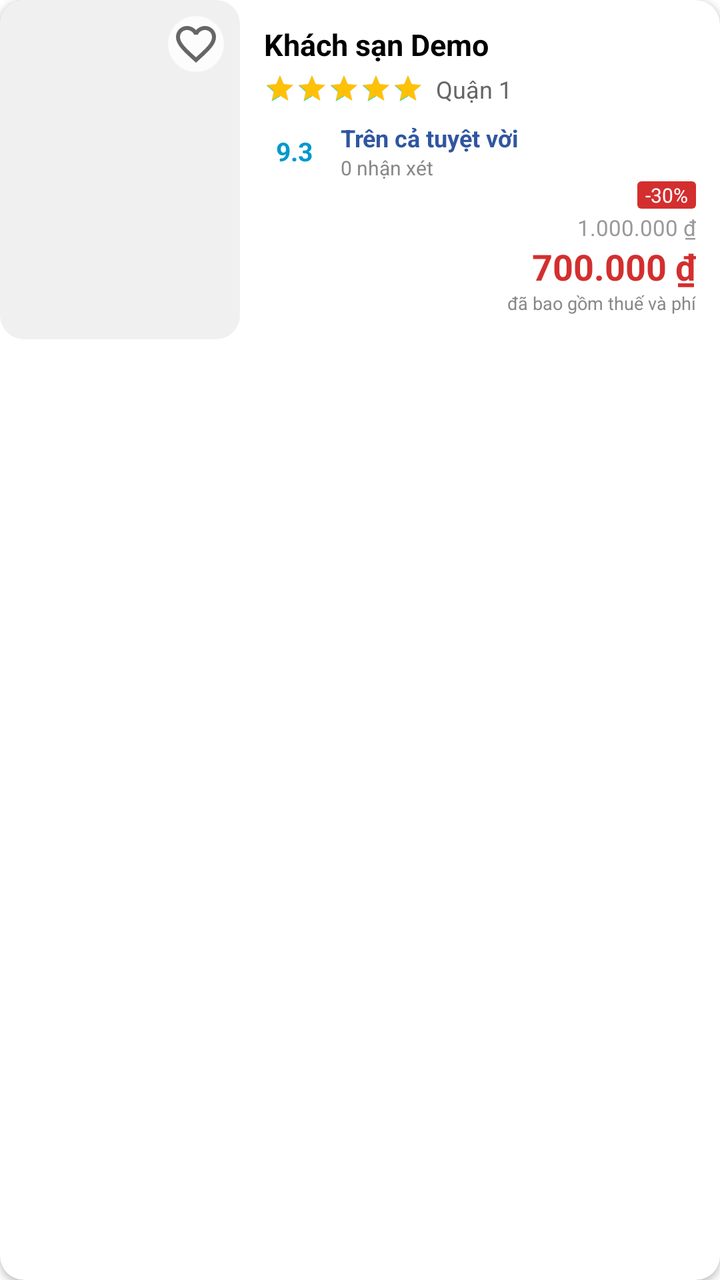
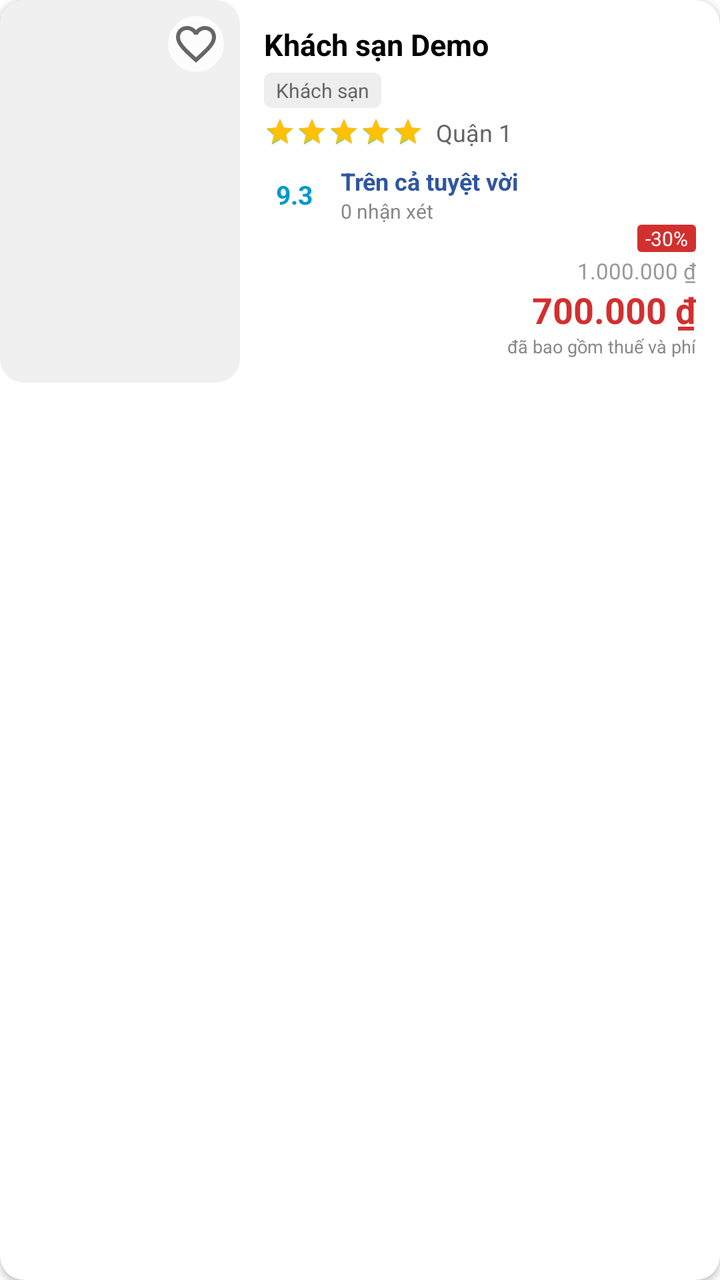

Screens rendered from an Android XML layout before and after an edit, with the pre-edit source and the edit as a unified diff.
<!-- AndroidManifest.xml: application theme Theme.AndroidApp -->
<!-- res/layout/item_hotel.xml -->
<?xml version="1.0" encoding="utf-8"?>
<androidx.cardview.widget.CardView xmlns:android="http://schemas.android.com/apk/res/android"
    xmlns:app="http://schemas.android.com/apk/res-auto"
    android:layout_width="match_parent"
    android:layout_height="wrap_content"
    android:layout_marginBottom="12dp"
    android:layout_marginHorizontal="16dp"
    app:cardCornerRadius="12dp"
    app:cardElevation="2dp"
    app:cardBackgroundColor="@android:color/white">

    <androidx.constraintlayout.widget.ConstraintLayout
        android:layout_width="match_parent"
        android:layout_height="wrap_content">

        <com.google.android.material.imageview.ShapeableImageView
            android:id="@+id/imgHotel"
            android:layout_width="120dp"
            android:layout_height="0dp"
            android:scaleType="centerCrop"
            android:background="#F0F0F0"
            app:layout_constraintBottom_toBottomOf="parent"
            app:layout_constraintStart_toStartOf="parent"
            app:layout_constraintTop_toTopOf="parent"
            app:shapeAppearanceOverlay="@style/RoundedCorners" />

        <TextView
            android:id="@+id/tvPreferredLabel"
            android:layout_width="wrap_content"
            android:layout_height="wrap_content"
            android:layout_marginTop="12dp"
            android:background="@drawable/bg_label_preferred"
            android:paddingHorizontal="6dp"
            android:paddingVertical="2dp"
            android:text="Yêu thích"
            android:textColor="@android:color/white"
            android:textSize="10sp"
            android:textStyle="bold"
            android:visibility="gone"
            app:layout_constraintStart_toStartOf="parent"
            app:layout_constraintTop_toTopOf="parent" />

        <ImageButton
            android:layout_width="28dp"
            android:layout_height="28dp"
            android:layout_margin="8dp"
            android:background="@drawable/bg_circle_white"
            android:src="@drawable/ic_heart_outline"
            android:padding="6dp"
            app:tint="#666666"
            app:layout_constraintEnd_toEndOf="@id/imgHotel"
            app:layout_constraintTop_toTopOf="@id/imgHotel" />

        <TextView
            android:id="@+id/tvHotelName"
            android:layout_width="0dp"
            android:layout_height="wrap_content"
            android:layout_marginStart="12dp"
            android:layout_marginTop="12dp"
            android:layout_marginEnd="12dp"
            android:ellipsize="end"
            android:maxLines="2"
            android:text="Khách sạn Demo"
            android:textColor="@android:color/black"
            android:textSize="15sp"
            android:textStyle="bold"
            app:layout_constraintEnd_toEndOf="parent"
            app:layout_constraintStart_toEndOf="@id/imgHotel"
            app:layout_constraintTop_toTopOf="parent" />

        <LinearLayout
            android:id="@+id/layoutRating"
            android:layout_width="0dp"
            android:layout_height="wrap_content"
            android:orientation="horizontal"
            android:gravity="center_vertical"
            android:layout_marginTop="4dp"
            app:layout_constraintEnd_toEndOf="parent"
            app:layout_constraintStart_toStartOf="@id/tvHotelName"
            app:layout_constraintTop_toBottomOf="@id/tvHotelName">

            <RatingBar
                android:id="@+id/ratingBar"
                style="?android:attr/ratingBarStyleSmall"
                android:layout_width="wrap_content"
                android:layout_height="wrap_content"
                android:numStars="5"
                android:rating="5"
                android:progressTint="#FFC107"/>

            <TextView
                android:id="@+id/tvAddress"
                android:layout_width="wrap_content"
                android:layout_height="wrap_content"
                android:layout_marginStart="6dp"
                android:text="Quận 1"
                android:textColor="#666666"
                android:textSize="12sp"
                android:ellipsize="end"
                android:maxLines="1"/>
        </LinearLayout>

        <LinearLayout
            android:id="@+id/layoutScore"
            android:layout_width="wrap_content"
            android:layout_height="wrap_content"
            android:layout_marginTop="8dp"
            android:gravity="center_vertical"
            app:layout_constraintStart_toStartOf="@id/tvHotelName"
            app:layout_constraintTop_toBottomOf="@id/layoutRating">

            <TextView
                android:id="@+id/tvScoreBox"
                android:layout_width="wrap_content"
                android:layout_height="wrap_content"
                android:paddingHorizontal="6dp"
                android:paddingVertical="4dp"
                android:text="9.3"
                android:textColor="@android:color/holo_blue_dark"
                android:textSize="13sp"
                android:textStyle="bold"/>

            <LinearLayout
                android:layout_width="wrap_content"
                android:layout_height="wrap_content"
                android:orientation="vertical"
                android:layout_marginStart="8dp">

                <TextView
                    android:id="@+id/tvRatingText"
                    android:layout_width="wrap_content"
                    android:layout_height="wrap_content"
                    android:text="Trên cả tuyệt vời"
                    android:textSize="12sp"
                    android:textColor="#3056A0"
                    android:textStyle="bold"/>

                <TextView
                    android:id="@+id/tvReviewCount"
                    android:layout_width="wrap_content"
                    android:layout_height="wrap_content"
                    android:text="0 nhận xét"
                    android:textSize="10sp"
                    android:textColor="#888888"/>
            </LinearLayout>
        </LinearLayout>

        <LinearLayout
            android:layout_width="wrap_content"
            android:layout_height="wrap_content"
            android:orientation="vertical"
            android:gravity="end"
            android:layout_marginBottom="12dp"
            android:layout_marginEnd="12dp"
            app:layout_constraintBottom_toBottomOf="parent"
            app:layout_constraintEnd_toEndOf="parent"
            app:layout_constraintTop_toBottomOf="@id/layoutScore"
            app:layout_constraintVertical_bias="1.0">

            <LinearLayout
                android:id="@+id/layoutAvailable"
                android:layout_width="wrap_content"
                android:layout_height="wrap_content"
                android:gravity="end"
                android:orientation="vertical">

                <TextView
                    android:id="@+id/tvDiscountBadge"
                    android:layout_width="wrap_content"
                    android:layout_height="wrap_content"
                    android:background="@drawable/bg_discount_red"
                    android:text="-30%"
                    android:textColor="@android:color/white"
                    android:textSize="10sp"
                    android:paddingHorizontal="4dp"
                    android:layout_marginBottom="2dp"/>

                <TextView
                    android:id="@+id/tvOriginalPrice"
                    android:layout_width="wrap_content"
                    android:layout_height="wrap_content"
                    android:text="1.000.000 ₫"
                    android:textSize="11sp"
                    android:textColor="#999999"/>

                <TextView
                    android:id="@+id/tvFinalPrice"
                    android:layout_width="wrap_content"
                    android:layout_height="wrap_content"
                    android:text="700.000 ₫"
                    android:textColor="#D32F2F"
                    android:textSize="18sp"
                    android:textStyle="bold"/>
            </LinearLayout>

            <LinearLayout
                android:id="@+id/layoutSoldOut"
                android:layout_width="wrap_content"
                android:layout_height="wrap_content"
                android:gravity="end"
                android:visibility="gone"
                android:orientation="vertical">

                <TextView
                    android:layout_width="wrap_content"
                    android:layout_height="wrap_content"
                    android:text="Hết phòng"
                    android:textColor="#666666"
                    android:textStyle="bold"/>

                <TextView
                    android:id="@+id/tvSoldOutPrice"
                    android:layout_width="wrap_content"
                    android:layout_height="wrap_content"
                    android:text="700.000 ₫"
                    android:textColor="#999999"
                    android:textSize="14sp"/>
            </LinearLayout>

            <TextView
                android:layout_width="wrap_content"
                android:layout_height="wrap_content"
                android:text="đã bao gồm thuế và phí"
                android:textSize="9sp"
                android:textColor="#888888"/>

        </LinearLayout>

    </androidx.constraintlayout.widget.ConstraintLayout>
</androidx.cardview.widget.CardView>
<!-- resources referenced by this layout -->
<resources>
  <!-- drawable bg_circle_white (drawable) -->
  <?xml version="1.0" encoding="utf-8"?>
  <shape xmlns:android="http://schemas.android.com/apk/res/android" android:shape="oval">
      <solid android:color="#CCFFFFFF" /> </shape>
  <!-- drawable bg_discount_red (drawable) -->
  <?xml version="1.0" encoding="utf-8"?>
  <shape xmlns:android="http://schemas.android.com/apk/res/android">
      <solid android:color="#D32F2F" />
      <corners android:radius="2dp" />
  </shape>
  <!-- drawable bg_label_preferred (drawable) -->
  <?xml version="1.0" encoding="utf-8"?>
  <shape xmlns:android="http://schemas.android.com/apk/res/android">
      <solid android:color="#9C27B0"/> <corners android:bottomRightRadius="4dp" android:topRightRadius="4dp"/>
      <padding android:left="6dp" android:right="6dp" android:top="2dp" android:bottom="2dp"/>
  </shape>
  <!-- drawable ic_heart_outline (drawable) -->
  <?xml version="1.0" encoding="utf-8"?>
  <vector xmlns:android="http://schemas.android.com/apk/res/android"
      android:width="24dp"
      android:height="24dp"
      android:viewportWidth="24"
      android:viewportHeight="24">
      <path
          android:fillColor="#000000"
          android:pathData="M16.5,3C14.76,3 13.09,3.81 12,5.09C10.91,3.81 9.24,3 7.5,3C4.42,3 2,5.42 2,8.5C2,12.28 5.4,15.36 10.55,20.04L12,21.35L13.45,20.03C18.6,15.36 22,12.28 22,8.5C22,5.42 19.58,3 16.5,3ZM12.1,18.55L12,18.65L11.9,18.55C7.14,14.24 4,11.39 4,8.5C4,6.5 5.5,5 7.5,5C9.04,5 10.54,5.99 11.07,7.36H12.94C13.46,5.99 14.96,5 16.5,5C18.5,5 20,6.5 20,8.5C20,11.39 16.86,14.24 12.1,18.55Z" />
  </vector>
  <style name="RoundedCorners">
          <item name="cornerFamily">rounded</item>
          <item name="cornerSize">12dp</item>
      </style>
  <style name="Theme.AndroidApp" parent="Theme.MaterialComponents.Light.NoActionBar">
          <item name="colorPrimary">#0073BB</item>
          <item name="colorPrimaryVariant">#005A9E</item>
          <item name="colorOnPrimary">@android:color/white</item>
          <item name="android:statusBarColor">#0073BB</item>
      </style>
</resources>

<!-- the commit's change to res/layout/item_hotel.xml (unified diff, before → after) -->
@@ -41,6 +41,7 @@
             app:layout_constraintTop_toTopOf="parent" />
 
         <ImageButton
+            android:id="@+id/btnWishlistHeart"
             android:layout_width="28dp"
             android:layout_height="28dp"
             android:layout_margin="8dp"
@@ -68,6 +69,20 @@
             app:layout_constraintStart_toEndOf="@id/imgHotel"
             app:layout_constraintTop_toTopOf="parent" />
 
+        <TextView
+            android:id="@+id/tvPropertyTypeBadge"
+            android:layout_width="wrap_content"
+            android:layout_height="wrap_content"
+            android:layout_marginTop="4dp"
+            android:background="@drawable/bg_badge_gray"
+            android:paddingHorizontal="6dp"
+            android:paddingVertical="2dp"
+            android:text="Khách sạn"
+            android:textColor="#666666"
+            android:textSize="10sp"
+            app:layout_constraintStart_toStartOf="@id/tvHotelName"
+            app:layout_constraintTop_toBottomOf="@id/tvHotelName" />
+
         <LinearLayout
             android:id="@+id/layoutRating"
             android:layout_width="0dp"
@@ -77,7 +92,7 @@
             android:layout_marginTop="4dp"
             app:layout_constraintEnd_toEndOf="parent"
             app:layout_constraintStart_toStartOf="@id/tvHotelName"
-            app:layout_constraintTop_toBottomOf="@id/tvHotelName">
+            app:layout_constraintTop_toBottomOf="@id/tvPropertyTypeBadge">
 
             <RatingBar
                 android:id="@+id/ratingBar"
<!-- resource entries referenced after the edit -->
@@ -1,5 +1,11 @@
 <!-- resources referenced by this layout -->
 <resources>
+  <!-- drawable bg_badge_gray (drawable) -->
+  <?xml version="1.0" encoding="utf-8"?>
+  <shape xmlns:android="http://schemas.android.com/apk/res/android">
+      <solid android:color="#EEEEEE" />
+      <corners android:radius="4dp" />
+  </shape>
   <!-- drawable bg_circle_white (drawable) -->
   <?xml version="1.0" encoding="utf-8"?>
   <shape xmlns:android="http://schemas.android.com/apk/res/android" android:shape="oval">
